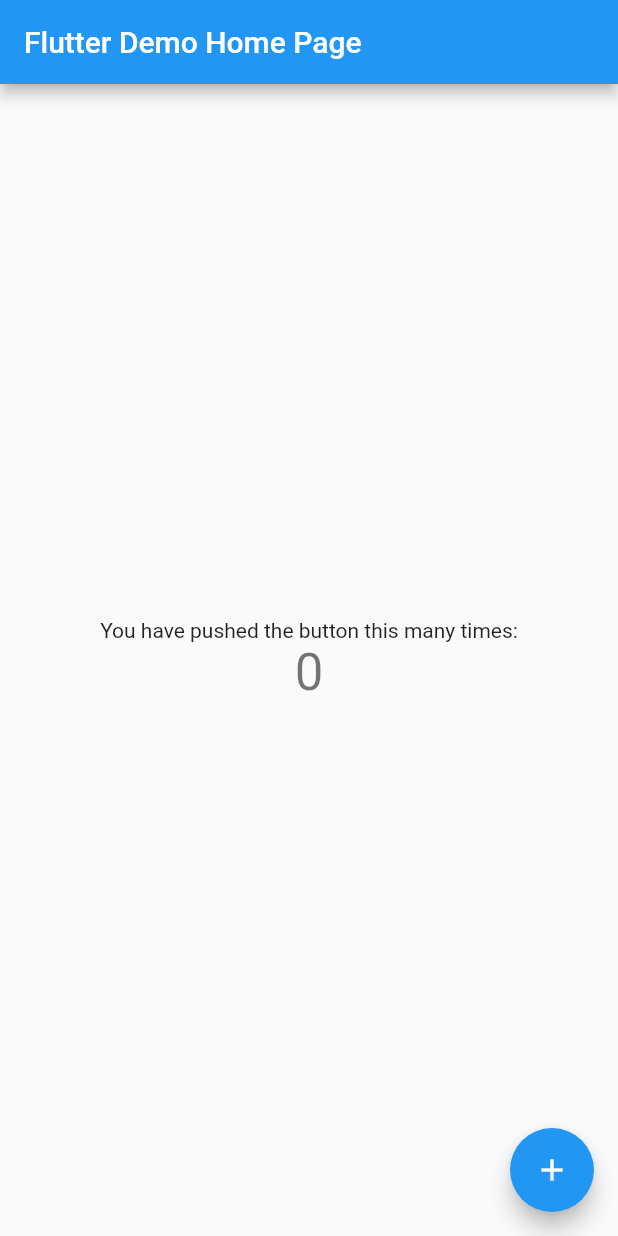
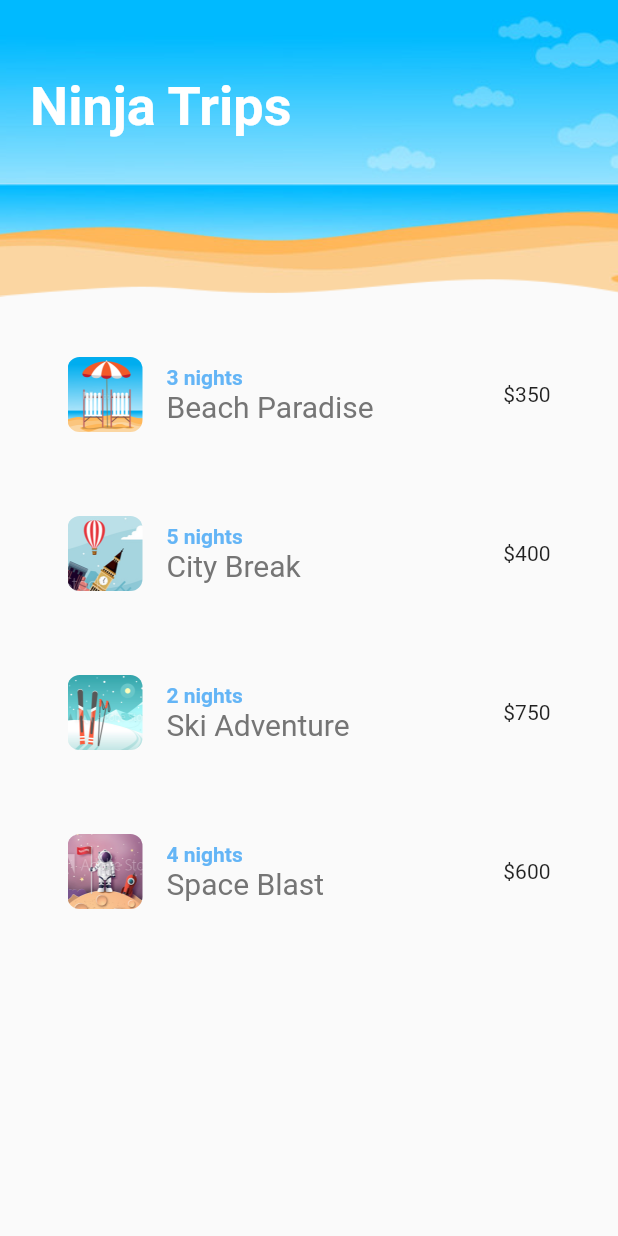
Before and after one commit to vedintech007/flutter-animations, a Flutter app: the screen it shows after launch, on a phone screen of 412 x 824 dp. Run offline on Flutter 3.47's test engine with Material 2 defaults, Android fonts, the phone set to English and light mode, and no system bars; missing offline and left inert: ipsum.

Commit message:
updated code with tut

```diff
--- a/lib/main.dart
+++ b/lib/main.dart
@@ -1,4 +1,5 @@
 import 'package:flutter/material.dart';
+import 'package:flutter_animations/screens/home.dart';
 
 void main() {
   runApp(const MyApp());
@@ -10,106 +11,9 @@ class MyApp extends StatelessWidget {
   // This widget is the root of your application.
   @override
   Widget build(BuildContext context) {
-    return MaterialApp(
-      title: 'Flutter Demo',
-      theme: ThemeData(
-        // This is the theme of your application.
-        //
-        // Try running your application with "flutter run". You'll see the
-        // application has a blue toolbar. Then, without quitting the app, try
-        // changing the primarySwatch below to Colors.green and then invoke
-        // "hot reload" (press "r" in the console where you ran "flutter run",
-        // or simply save your changes to "hot reload" in a Flutter IDE).
-        // Notice that the counter didn't reset back to zero; the application
-        // is not restarted.
-        primarySwatch: Colors.blue,
-      ),
-      home: const MyHomePage(title: 'Flutter Demo Home Page'),
+    return const MaterialApp(
+      title: 'Ninja Trips',
+      home: Home(),
     );
   }
 }
-
-class MyHomePage extends StatefulWidget {
-  const MyHomePage({super.key, required this.title});
-
-  // This widget is the home page of your application. It is stateful, meaning
-  // that it has a State object (defined below) that contains fields that affect
-  // how it looks.
-
-  // This class is the configuration for the state. It holds the values (in this
-  // case the title) provided by the parent (in this case the App widget) and
-  // used by the build method of the State. Fields in a Widget subclass are
-  // always marked "final".
-
-  final String title;
-
-  @override
-  State<MyHomePage> createState() => _MyHomePageState();
-}
-
-class _MyHomePageState extends State<MyHomePage> {
-  int _counter = 0;
-
-  void _incrementCounter() {
-    setState(() {
-      // This call to setState tells the Flutter framework that something has
-      // changed in this State, which causes it to rerun the build method below
-      // so that the display can reflect the updated values. If we changed
-      // _counter without calling setState(), then the build method would not be
-      // called again, and so nothing would appear to happen.
-      _counter++;
-    });
-  }
-
-  @override
-  Widget build(BuildContext context) {
-    // This method is rerun every time setState is called, for instance as done
-    // by the _incrementCounter method above.
-    //
-    // The Flutter framework has been optimized to make rerunning build methods
-    // fast, so that you can just rebuild anything that needs updating rather
-    // than having to individually change instances of widgets.
-    return Scaffold(
-      appBar: AppBar(
-        // Here we take the value from the MyHomePage object that was created by
-        // the App.build method, and use it to set our appbar title.
-        title: Text(widget.title),
-      ),
-      body: Center(
-        // Center is a layout widget. It takes a single child and positions it
-        // in the middle of the parent.
-        child: Column(
-          // Column is also a layout widget. It takes a list of children and
-          // arranges them vertically. By default, it sizes itself to fit its
-          // children horizontally, and tries to be as tall as its parent.
-          //
-          // Invoke "debug painting" (press "p" in the console, choose the
-          // "Toggle Debug Paint" action from the Flutter Inspector in Android
-          // Studio, or the "Toggle Debug Paint" command in Visual Studio Code)
-          // to see the wireframe for each widget.
-          //
-          // Column has various properties to control how it sizes itself and
-          // how it positions its children. Here we use mainAxisAlignment to
-          // center the children vertically; the main axis here is the vertical
-          // axis because Columns are vertical (the cross axis would be
-          // horizontal).
-          mainAxisAlignment: MainAxisAlignment.center,
-          children: <Widget>[
-            const Text(
-              'You have pushed the button this many times:',
-            ),
-            Text(
-              '$_counter',
-              style: Theme.of(context).textTheme.headlineMedium,
-            ),
-          ],
-        ),
-      ),
-      floatingActionButton: FloatingActionButton(
-        onPressed: _incrementCounter,
-        tooltip: 'Increment',
-        child: const Icon(Icons.add),
-      ), // This trailing comma makes auto-formatting nicer for build methods.
-    );
-  }
-}
--- /dev/null
+++ b/lib/models/Trip.dart
@@ -0,0 +1,13 @@
+class Trip {
+  final String title;
+  final String price;
+  final String nights;
+  final String img;
+
+  Trip({
+    required this.title,
+    required this.price,
+    required this.nights,
+    required this.img,
+  });
+}
--- /dev/null
+++ b/lib/screens/home.dart
@@ -0,0 +1,42 @@
+import 'package:flutter/material.dart';
+import 'package:flutter_animations/shared/screenTitle.dart';
+import 'package:flutter_animations/shared/tripList.dart';
+
+class Home extends StatefulWidget {
+  const Home({super.key});
+
+  @override
+  State createState() => _HomeState();
+}
+
+class _HomeState extends State<Home> {
+  @override
+  Widget build(BuildContext context) {
+    return Scaffold(
+      body: Container(
+        padding: const EdgeInsets.all(20),
+        decoration: const BoxDecoration(
+          image: DecorationImage(
+            image: AssetImage("images/bg.png"),
+            fit: BoxFit.fitWidth,
+            alignment: Alignment.topLeft,
+          ),
+        ),
+        child: Column(
+          crossAxisAlignment: CrossAxisAlignment.start,
+          children: const <Widget>[
+            SizedBox(height: 30),
+            SizedBox(
+              height: 160,
+              child: ScreenTitle(text: 'Ninja Trips'),
+            ),
+            Flexible(
+              child: TripList(),
+            )
+            //Sandbox(),
+          ],
+        ),
+      ),
+    );
+  }
+}
--- /dev/null
+++ b/lib/shared/screenTitle.dart
@@ -0,0 +1,19 @@
+import 'package:flutter/material.dart';
+
+class ScreenTitle extends StatelessWidget {
+  final String text;
+
+  const ScreenTitle({Key? key, required this.text}) : super(key: key);
+
+  @override
+  Widget build(BuildContext context) {
+    return Text(
+      text,
+      style: const TextStyle(
+        fontSize: 36,
+        color: Colors.white,
+        fontWeight: FontWeight.bold,
+      ),
+    );
+  }
+}
--- /dev/null
+++ b/lib/shared/tripList.dart
@@ -0,0 +1,69 @@
+import 'package:flutter/material.dart';
+import 'package:flutter_animations/models/Trip.dart';
+import 'package:flutter_animations/screens/details.dart';
+
+class TripList extends StatefulWidget {
+  const TripList({super.key});
+
+  @override
+  State createState() => _TripListState();
+}
+
+class _TripListState extends State<TripList> {
+  final List<Widget> _tripTiles = [];
+  final GlobalKey _listKey = GlobalKey();
+
+  @override
+  void initState() {
+    super.initState();
+    _addTrips();
+  }
+
+  void _addTrips() {
+    // get data from db
+    List<Trip> trips = [
+      Trip(title: 'Beach Paradise', price: '350', nights: '3', img: 'beach.png'),
+      Trip(title: 'City Break', price: '400', nights: '5', img: 'city.png'),
+      Trip(title: 'Ski Adventure', price: '750', nights: '2', img: 'ski.png'),
+      Trip(title: 'Space Blast', price: '600', nights: '4', img: 'space.png'),
+    ];
+
+    for (var trip in trips) {
+      _tripTiles.add(_buildTile(trip));
+    }
+  }
+
+  Widget _buildTile(Trip trip) {
+    return ListTile(
+      onTap: () {
+        Navigator.push(context, MaterialPageRoute(builder: (context) => Details(trip: trip)));
+      },
+      contentPadding: const EdgeInsets.all(25),
+      title: Column(
+        crossAxisAlignment: CrossAxisAlignment.start,
+        children: <Widget>[
+          Text('${trip.nights} nights', style: TextStyle(fontSize: 14, fontWeight: FontWeight.bold, color: Colors.blue[300])),
+          Text(trip.title, style: TextStyle(fontSize: 20, color: Colors.grey[600])),
+        ],
+      ),
+      leading: ClipRRect(
+        borderRadius: BorderRadius.circular(8.0),
+        child: Image.asset(
+          'images/${trip.img}',
+          height: 50.0,
+        ),
+      ),
+      trailing: Text('\$${trip.price}'),
+    );
+  }
+
+  @override
+  Widget build(BuildContext context) {
+    return ListView.builder(
+        key: _listKey,
+        itemCount: _tripTiles.length,
+        itemBuilder: (context, index) {
+          return _tripTiles[index];
+        });
+  }
+}
```
Also changed, not shown: lib/screens/details.dart (added, +57 -0 lines), lib/shared/heart.dart (added, +22 -0 lines), pubspec.yaml (+6 -68 lines), images/beach.png (added), images/bg.png (added), images/city.png (added), images/ski.jpg (added), images/ski.png (added), images/space.png (added), pubspec.lock, 1 other file.
